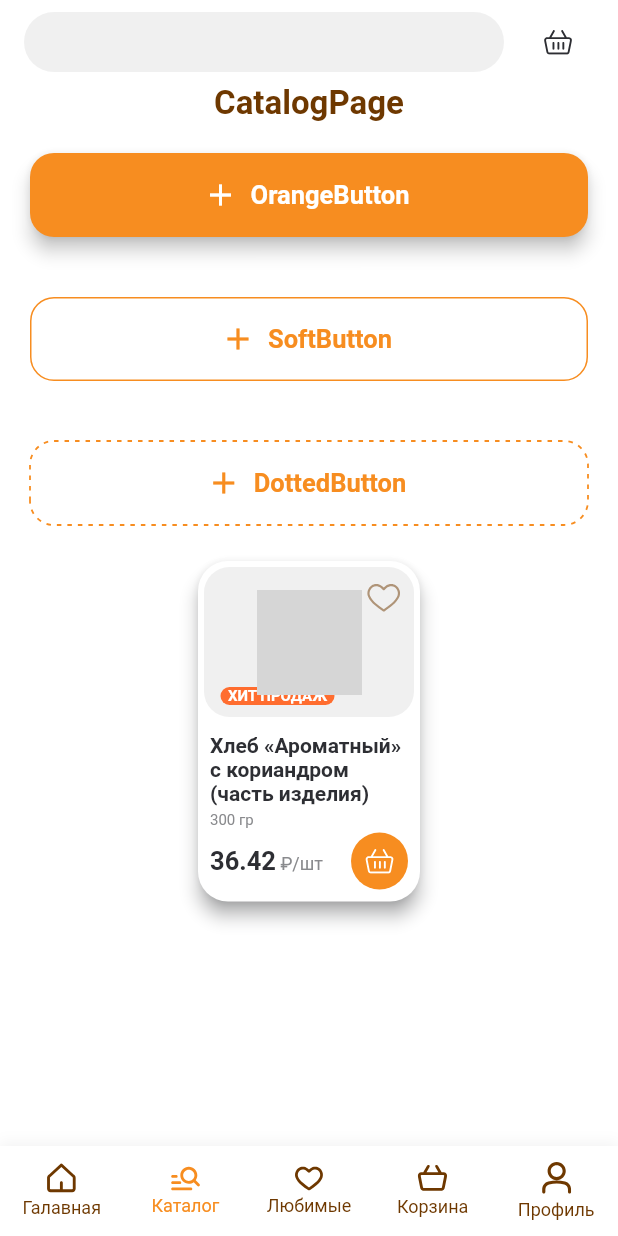
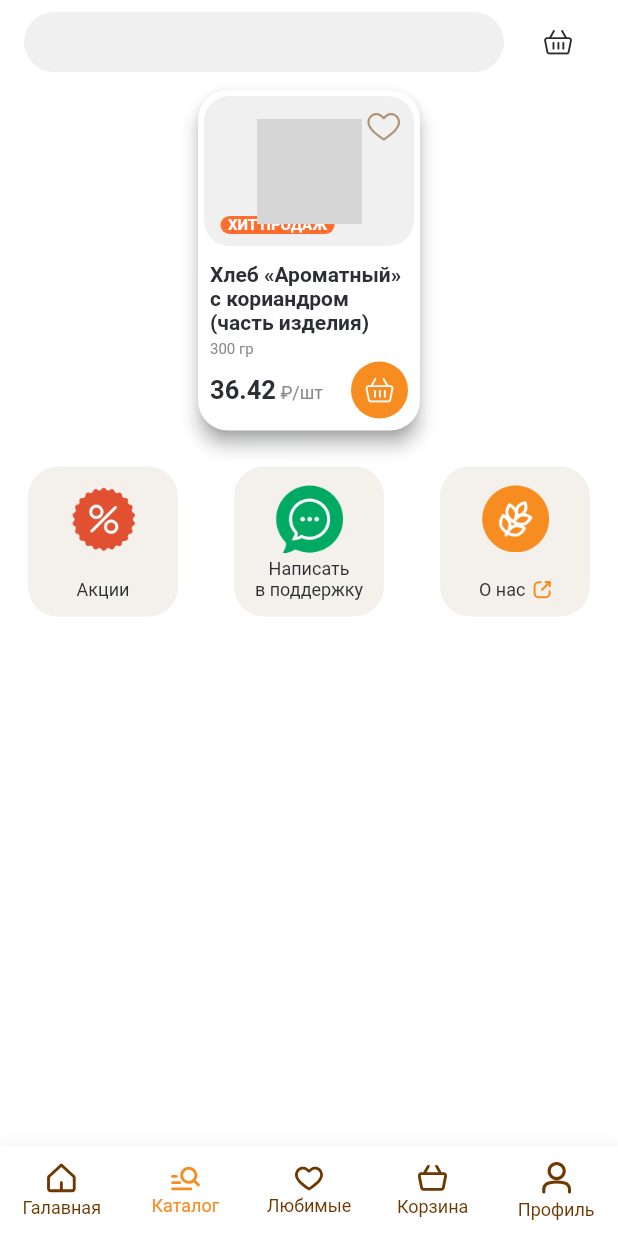
Before and after one commit to ArrGagiev/bread, a Flutter app: the screen it shows after launch, item 2 of the bottom bar chosen, on a phone screen of 412 x 824 dp. Run offline on Flutter 3.47's test engine with Material 3 defaults, Android fonts, the phone set to English and light mode, and no system bars; drawn by our look-alikes of dotted_border, persistent_bottom_nav_bar_v2; our stand-ins replace badges, flutter_svg; Roboto replaces fonts that are missing (IBMPlexSerif); statements that could not run were skipped; project files that could hold a hidden picture were left out; grey boxes are pictures that could not be loaded.

Commit message:
собрал info_navigation_card для обоих тем приложения

```diff
--- a/lib/core/constants/app_colors.dart
+++ b/lib/core/constants/app_colors.dart
@@ -15,7 +15,7 @@ class AppColors {
   static const Color white = Color(0xFFFFFFFF);
   static const Color green = Color(0xFF6FCF97);
   //todo: additional colors
-  static const Color darkCardColor = Color(0xFF40444F); // или это darkGray = Color(0xFF4F4F4F);
+  static const Color darkCardColor = Color(0xFF40444F);
   static const Color deepOrange = Color(0xFFFF6D2F); // хит продаж
   static const Color darkHeader = Color(0xFF303030); // категории заголовки картинок
   static const Color darkThemeBottom = Color(0xFF423F3E);
--- a/lib/core/themes/dark_theme.dart
+++ b/lib/core/themes/dark_theme.dart
@@ -46,5 +46,7 @@ TextTheme darkTextTheme() {
     headlineMedium: AppTypography.h7.copyWith(color: AppColors.white),
     // headlineSmall для цены карточки продукта
     headlineSmall: AppTypography.h5.copyWith(color: AppColors.white),
+    // bodyLarge для описания info_navigation карточки
+    bodySmall: AppTypography.bodySmall.copyWith(color: AppColors.white),
   );
 }
--- a/lib/core/themes/light_theme.dart
+++ b/lib/core/themes/light_theme.dart
@@ -47,5 +47,7 @@ TextTheme lightTextTheme() {
     headlineMedium: AppTypography.h7.copyWith(color: AppColors.black),
     // headlineSmall для цены карточки продукта
     headlineSmall: AppTypography.h5.copyWith(color: AppColors.black),
+    // bodyLarge для описания info_navigation карточки
+    bodySmall: AppTypography.bodySmall.copyWith(color: AppColors.black),
   );
 }
--- a/lib/core/widgets/cards/info_navigation_card/info_navigation_card.dart
+++ b/lib/core/widgets/cards/info_navigation_card/info_navigation_card.dart
@@ -0,0 +1,61 @@
+import 'package:bread/core/constants/app_colors.dart';
+import 'package:flutter/material.dart';
+import 'package:flutter_svg/flutter_svg.dart';
+
+class InfoNavigationCard extends StatelessWidget {
+  const InfoNavigationCard({
+    super.key,
+    required this.title,
+    required this.image,
+    this.isTitleWithIcon = false,
+    this.onTap,
+  });
+  final String title;
+  final String image;
+  final bool isTitleWithIcon;
+  final VoidCallback? onTap;
+
+  @override
+  Widget build(BuildContext context) {
+    const double radius = 20;
+    var splashColor = AppColors.orangeDark.withOpacity(0.2);
+    return Center(
+      child: Material(
+        color: Theme.of(context).focusColor,
+        borderRadius: BorderRadius.circular(radius),
+        child: InkWell(
+          splashColor: splashColor,
+          highlightColor: Colors.transparent,
+          borderRadius: BorderRadius.circular(radius),
+          onTap: onTap,
+          child: SizedBox(
+            width: 100,
+            height: 100,
+            child: Column(
+              mainAxisAlignment: MainAxisAlignment.center,
+              children: [
+                const SizedBox(height: 12),
+                Image.asset(image, width: 45.5),
+                const Spacer(),
+                Row(
+                  mainAxisSize: MainAxisSize.min,
+                  children: [
+                    Text(
+                      title,
+                      textAlign: TextAlign.center,
+                      style: Theme.of(context).textTheme.bodySmall,
+                    ),
+                    if (isTitleWithIcon) const SizedBox(width: 5),
+                    if (isTitleWithIcon)
+                      SvgPicture.asset('assets/icons/transition_icon.svg', width: 12),
+                  ],
+                ),
+                const SizedBox(height: 11),
+              ],
+            ),
+          ),
+        ),
+      ),
+    );
+  }
+}
--- a/lib/features/pages/catalog/catalog_page.dart
+++ b/lib/features/pages/catalog/catalog_page.dart
@@ -1,7 +1,5 @@
+import 'package:bread/core/widgets/cards/info_navigation_card/info_navigation_card.dart';
 import 'package:bread/core/widgets/cards/product_card/product_card.dart';
-import 'package:bread/core/widgets/buttons/primary_button.dart';
-import 'package:bread/core/widgets/buttons/dotted_button.dart';
-import 'package:bread/core/widgets/buttons/soft_button.dart';
 import 'package:bread/core/constants/app_colors.dart';
 import 'package:flutter/material.dart';
 import 'package:flutter_svg/svg.dart';
@@ -53,53 +51,69 @@ class CatalogPage extends StatelessWidget {
             ],
           ),
           //!--------------------------------------------------
-          SliverToBoxAdapter(
-            child: Center(
-              child: Text(
-                'CatalogPage',
-                style: Theme.of(context).textTheme.headlineLarge,
-              ),
-            ),
-          ),
-          SliverToBoxAdapter(
-            child: PrimaryButton(
-              title: 'OrangeButton',
-              icon: const Icon(Icons.add),
-              margin: const EdgeInsets.all(20),
-              onPressed: () {},
-            ),
-          ),
-          SliverToBoxAdapter(
-            child: SoftButton(
-              title: 'SoftButton',
-              icon: const Icon(Icons.add),
-              margin: const EdgeInsets.all(20),
-              onPressed: () {},
-            ),
-          ),
-          SliverToBoxAdapter(
-            child: DottedButton(
-              title: 'DottedButton',
-              icon: const Icon(Icons.add),
-              margin: const EdgeInsets.all(20),
-              onPressed: () {},
-            ),
-          ),
+          // SliverToBoxAdapter(
+          //   child: Center(
+          //     child: Text(
+          //       'CatalogPage',
+          //       style: Theme.of(context).textTheme.headlineLarge,
+          //     ),
+          //   ),
+          // ),
+          // SliverToBoxAdapter(
+          //   child: PrimaryButton(
+          //     title: 'OrangeButton',
+          //     icon: const Icon(Icons.add),
+          //     margin: const EdgeInsets.all(20),
+          //     onPressed: () {},
+          //   ),
+          // ),
+          // SliverToBoxAdapter(
+          //   child: SoftButton(
+          //     title: 'SoftButton',
+          //     icon: const Icon(Icons.add),
+          //     margin: const EdgeInsets.all(20),
+          //     onPressed: () {},
+          //   ),
+          // ),
+          // SliverToBoxAdapter(
+          //   child: DottedButton(
+          //     title: 'DottedButton',
+          //     icon: const Icon(Icons.add),
+          //     margin: const EdgeInsets.all(20),
+          //     onPressed: () {},
+          //   ),
+          // ),
           //!--------------------------------------------------
           const SliverToBoxAdapter(
             child: ProductCard(),
           ),
           //!--------------------------------------------------
-          // const SliverToBoxAdapter(child: SizedBox(height: 20)),
-          // SliverToBoxAdapter(
-          //   child: Material(
-          //     elevation: 8,
-          //     color: Theme.of(context).focusColor,
-          //     shadowColor: Colors.transparent,
-          //     borderRadius: BorderRadius.circular(20),
-          //     child: const SizedBox(width: 100, height: 100),
-          //   ),
-          // ),
+          const SliverToBoxAdapter(child: SizedBox(height: 20)),
+          //!--------------------------------------------------
+          SliverToBoxAdapter(
+            child: Row(
+              mainAxisAlignment: MainAxisAlignment.spaceAround,
+              children: [
+                InfoNavigationCard(
+                  image: 'assets/images/stocks.png',
+                  title: 'Акции',
+                  onTap: () {},
+                ),
+                InfoNavigationCard(
+                  image: 'assets/images/support.png',
+                  title: 'Написать\nв поддержку',
+                  onTap: () {},
+                ),
+                InfoNavigationCard(
+                  image: 'assets/images/about_us.png',
+                  title: 'О нас',
+                  isTitleWithIcon: true,
+                  onTap: () {},
+                ),
+              ],
+            ),
+          ),
+          //!--------------------------------------------------
         ],
       ),
     );
```
Also changed, not shown: assets/icons/transition_icon.svg (added), assets/images/about_us.png (added), assets/images/stocks.png (added), assets/images/support.png (added), assets/images/temp_1.png (added).
